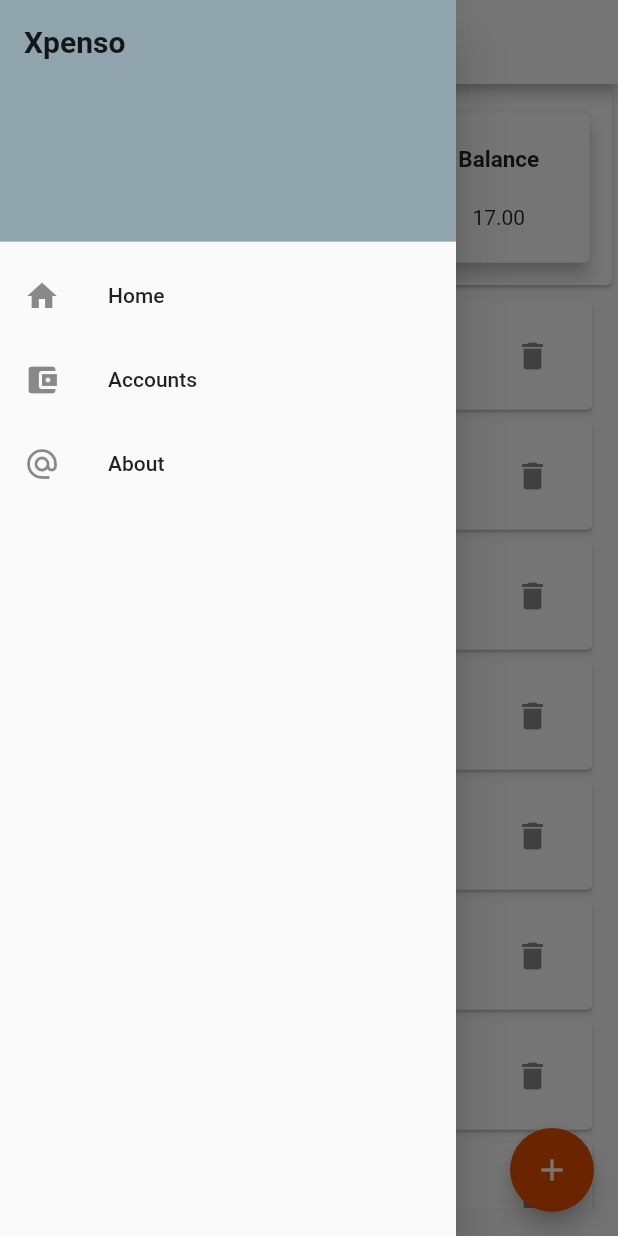
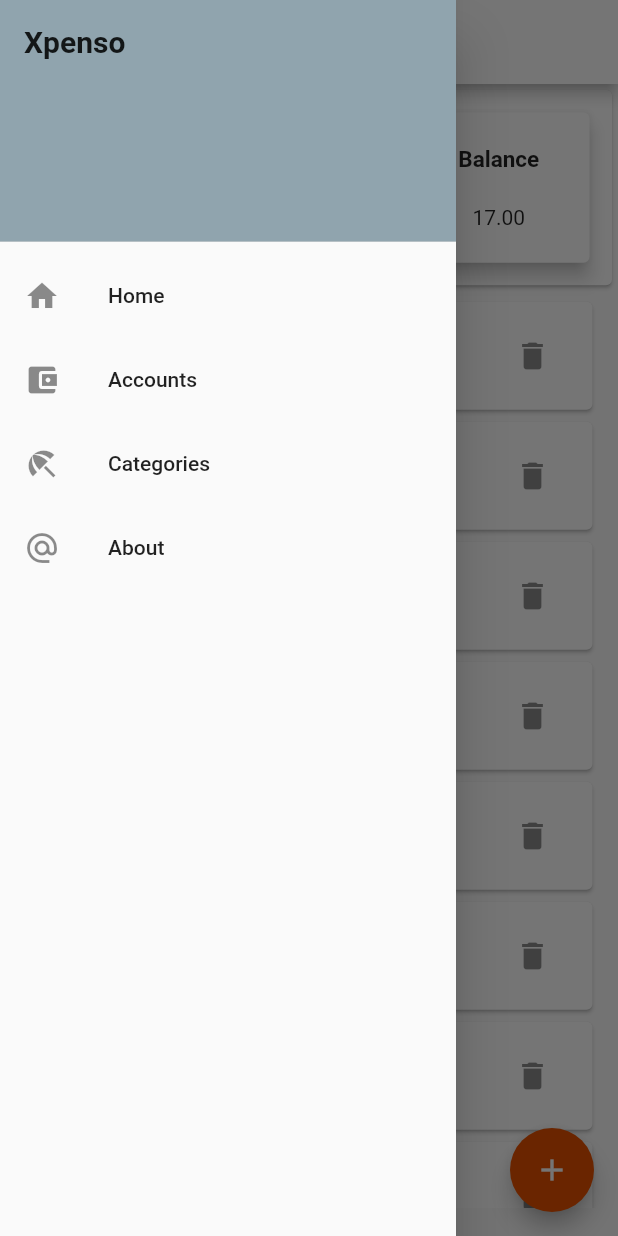
Before and after one commit to DevendraJ/xpenso, a Flutter app: the screen it shows after launch, with the side drawer open, on a phone screen of 412 x 824 dp. Run offline on Flutter 3.47's test engine with Material 2 defaults, Android fonts, the light colour scheme and no system bars; our stand-ins replace date_time_picker, month_picker_dialog.

Commit message:
Added Categories page.

```diff
--- a/lib/main.dart
+++ b/lib/main.dart
@@ -4,6 +4,7 @@
 import 'package:xpenso/utility/data_store.dart';
 import 'package:xpenso/widgets/account_list.dart';
 import 'package:xpenso/widgets/app_drawer.dart';
+import 'package:xpenso/widgets/category_view.dart';
 import 'package:xpenso/widgets/month_overview.dart';
 import 'package:xpenso/widgets/new_transaction.dart';
 import 'package:xpenso/widgets/transaction_list.dart';
@@ -26,6 +27,7 @@
       routes: {
         "/home": (_) => MyHomePage(),
         "/accounts": (_) => AccountList(),
+        "/categories": (_) => CategoryView(),
       },
     );
   }
--- a/lib/utility/data_store.dart
+++ b/lib/utility/data_store.dart
@@ -126,25 +126,40 @@
   }
 
   static var _categories = const [
-    Category(id: 1, title: "Food"),
-    Category(id: 2, title: "Entertainment"),
-    Category(id: 3, title: "Fuel"),
-    Category(id: 4, title: "Shopping"),
-    Category(id: 5, title: "Health"),
-    Category(id: 6, title: "Travel"),
-    Category(id: 7, title: "Alcohol"),
-    Category(id: 8, title: "Cigarette"),
-    Category(id: 1, title: "Food"),
-    Category(id: 2, title: "Entertainment"),
-    Category(id: 3, title: "Fuel"),
-    Category(id: 4, title: "Shopping"),
-    Category(id: 5, title: "Health"),
-    Category(id: 6, title: "Travel"),
-    Category(id: 7, title: "Alcohol"),
+    // expense
+    Category(id: 1, title: "Food", type: CategoryType.expense),
+    Category(id: 2, title: "Entertainment", type: CategoryType.expense),
+    Category(id: 3, title: "Fuel", type: CategoryType.expense),
+    Category(id: 4, title: "Shopping", type: CategoryType.expense),
+    Category(id: 5, title: "Health", type: CategoryType.expense),
+    Category(id: 6, title: "Travel", type: CategoryType.expense),
+    Category(id: 7, title: "Alcohol", type: CategoryType.expense),
+    Category(id: 8, title: "Cigarette", type: CategoryType.expense),
+    Category(id: 9, title: "Bills", type: CategoryType.expense),
+    Category(id: 10, title: "Education", type: CategoryType.expense),
+    Category(id: 11, title: "Transport", type: CategoryType.expense),
+    Category(id: 12, title: "Pets", type: CategoryType.expense),
+    Category(id: 13, title: "Office", type: CategoryType.expense),
+    Category(id: 14, title: "Others", type: CategoryType.expense),
+
+    // income
+    Category(id: 15, title: "Salary", type: CategoryType.income),
+    Category(id: 16, title: "Award", type: CategoryType.income),
+    Category(id: 17, title: "Refund", type: CategoryType.income),
+    Category(id: 18, title: "Loan Recieved", type: CategoryType.income),
+    Category(id: 19, title: "Investment", type: CategoryType.income),
+    Category(id: 20, title: "Pension", type: CategoryType.income),
+    Category(id: 21, title: "Allowance", type: CategoryType.income),
+    Category(id: 22, title: "Bonus", type: CategoryType.income),
+    Category(id: 23, title: "Pocket Money", type: CategoryType.income),
+    Category(id: 24, title: "Other", type: CategoryType.income),
+    Category(id: 25, title: "Commission", type: CategoryType.income),
   ];
 
-  static List<Category> get getCategories {
-    return _categories;
+  static List<Category> getCategories(CategoryType categoryType) {
+    return _categories
+        .where((category) => category.type == categoryType)
+        .toList();
   }
 
   static var _accounts = [
--- a/lib/widgets/app_drawer.dart
+++ b/lib/widgets/app_drawer.dart
@@ -33,6 +33,13 @@
             },
           ),
           ListTile(
+            leading: Icon(Icons.beach_access),
+            title: Text('Categories'),
+            onTap: () {
+              Navigator.popAndPushNamed(context, '/categories');
+            },
+          ),
+          ListTile(
             leading: Icon(Icons.alternate_email),
             title: Text('About'),
             onTap: () {
```
Also changed, not shown: lib/widgets/category_view.dart (added, +48 -0 lines), lib/widgets/new_transaction.dart (+6 -7 lines).
